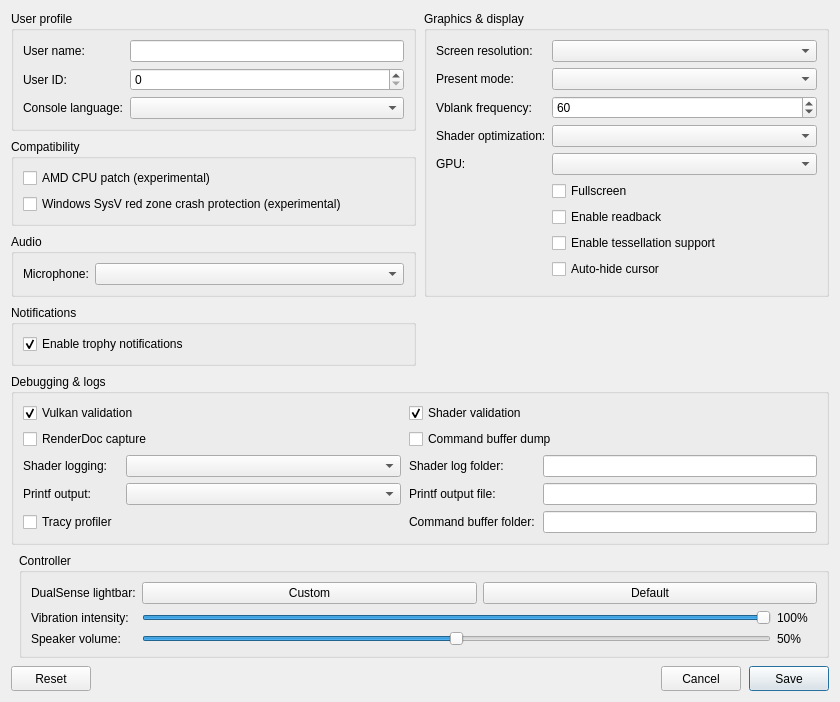
Before: the Qt Designer form src/launcher/forms/configuration_edit_dialog.ui in TheCruZ/KytyPS5-GTA, drawn with Qt 5.
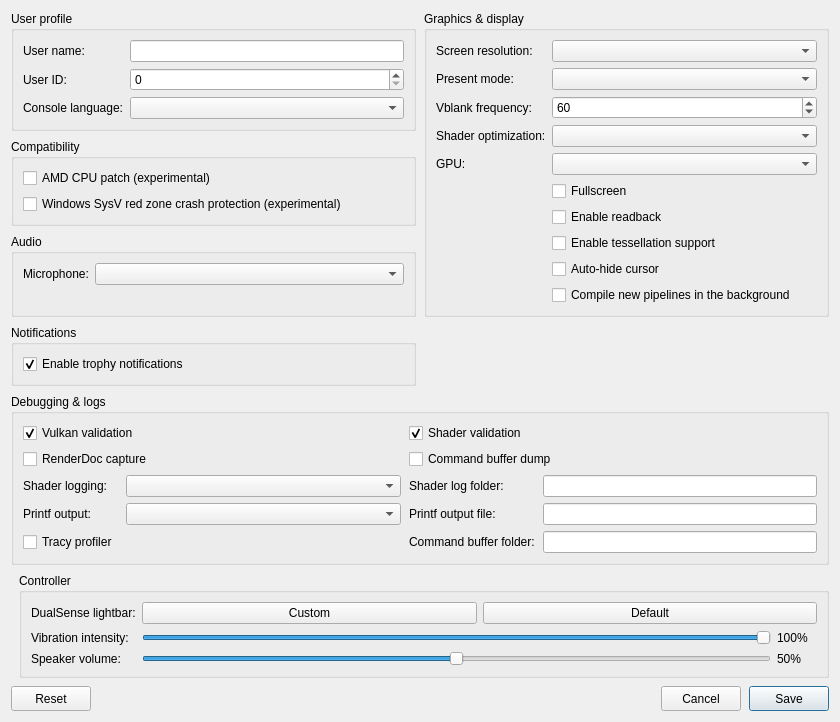
After: the same form once the commit is applied. Custom widgets are drawn as their Qt base class.

Commit message: graphics: create new pipelines in the background and skip their draws

Patch:
```diff
--- a/src/launcher/forms/configuration_edit_dialog.ui
+++ b/src/launcher/forms/configuration_edit_dialog.ui
@@ -179,6 +179,12 @@
           <property name="text"><string>Auto-hide cursor</string></property>
          </widget>
         </item>
+        <item row="9" column="1">
+         <widget class="QCheckBox" name="checkBox_async_pipelines">
+          <property name="toolTip"><string>Compile new pipelines in the background and skip the draws that need them meanwhile: an object may appear a moment late the first time it is seen, instead of the game stuttering.</string></property>
+          <property name="text"><string>Compile new pipelines in the background</string></property>
+         </widget>
+        </item>
        </layout>
       </widget>
      </item>
```
The commit also changes 11 other files.
